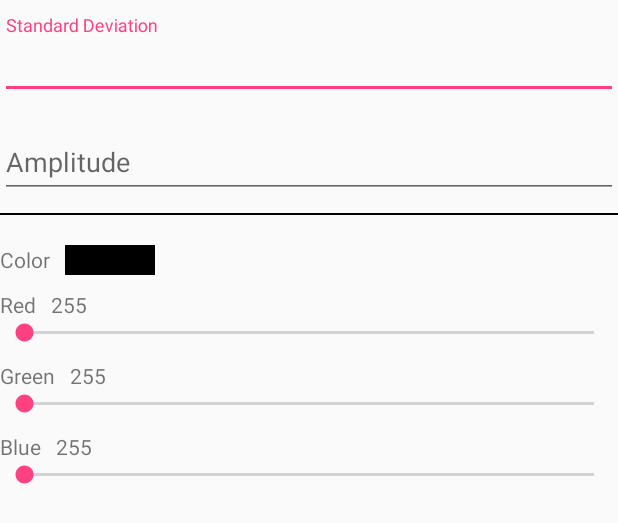
After one commit to 0la0/parameterControl, an Android app: the layout space_preset_dialog.xml on its own in the app's theme, with its tools: preview values and no code run, on a phone screen of 412 x 824 dp. The commit adds this screen. Shown: the top 523 px of the screen. Run offline under Robolectric (Android 15) with nearby library versions, the phone set to English and light mode, and no system bars.

Commit message:
adding dialog for saving space presets

```diff
--- a/app/src/main/java/etc/a0la0/osccontroller/app/ui/parameterspace/PresetLocationView.java
+++ b/app/src/main/java/etc/a0la0/osccontroller/app/ui/parameterspace/PresetLocationView.java
@@ -29,6 +29,7 @@ public class PresetLocationView extends FrameLayout {
 
     interface EventDelegate {
         void onNewPosition();
+        void onOpenEdit();
     }
 
     public PresetLocationView(Context context) {
@@ -65,9 +66,10 @@ public class PresetLocationView extends FrameLayout {
 
     @OnLongClick(R.id.presetIcon)
     public boolean onLongClick() {
-        if (isMoving) {
+        if (isMoving || eventDelegate == null) {
             return false;
         }
+        eventDelegate.onOpenEdit();
         return true;
     }
 
--- /dev/null
+++ b/app/src/main/res/layout/space_preset_dialog.xml
@@ -0,0 +1,157 @@
+<?xml version="1.0" encoding="utf-8"?>
+<LinearLayout xmlns:android="http://schemas.android.com/apk/res/android"
+    xmlns:tools="http://schemas.android.com/tools"
+    android:orientation="vertical"
+    android:layout_width="match_parent"
+    android:layout_height="match_parent">
+
+    <android.support.design.widget.TextInputLayout
+        android:layout_width="match_parent"
+        android:layout_height="wrap_content"
+        android:layout_marginTop="10dp" >
+
+        <EditText
+            android:id="@+id/standardDeviationTextField"
+            android:layout_width="match_parent"
+            android:layout_height="wrap_content"
+            android:imeOptions="actionDone"
+            android:inputType="numberDecimal"
+            android:textCursorDrawable="@null"
+            android:hint="@string/standard_deviation"/>
+    </android.support.design.widget.TextInputLayout>
+
+    <android.support.design.widget.TextInputLayout
+        android:layout_width="match_parent"
+        android:layout_height="wrap_content"
+        android:layout_marginTop="10dp" >
+
+        <EditText
+            android:id="@+id/amplitudeTextField"
+            android:layout_width="match_parent"
+            android:layout_height="wrap_content"
+            android:imeOptions="actionDone"
+            android:inputType="numberDecimal"
+            android:textCursorDrawable="@null"
+            android:hint="@string/amplitude"/>
+    </android.support.design.widget.TextInputLayout>
+
+    <!-- ************************* -->
+
+    <View
+        android:layout_width="wrap_content"
+        android:layout_height="1dp"
+        android:layout_marginTop="10dp"
+        android:background="@color/black" />
+
+    <!-- ************************* -->
+
+    <LinearLayout
+        android:layout_width="match_parent"
+        android:layout_height="wrap_content"
+        android:layout_marginTop="20dp"
+        android:orientation="horizontal">
+
+        <TextView
+            android:layout_width="wrap_content"
+            android:layout_height="wrap_content"
+            android:layout_marginEnd="10dp"
+            android:text="@string/color"/>
+
+        <View
+            android:id="@+id/colorBar"
+            android:layout_width="60dp"
+            android:layout_height="20dp"
+            android:background="@color/black" />
+
+    </LinearLayout>
+
+
+    <LinearLayout
+        android:layout_width="match_parent"
+        android:layout_height="wrap_content"
+        android:layout_marginTop="10dp"
+        android:orientation="horizontal">
+
+        <TextView
+            android:layout_width="wrap_content"
+            android:layout_height="wrap_content"
+            android:layout_marginEnd="10dp"
+            android:text="@string/red"/>
+
+        <TextView
+            android:id="@+id/seekBarRedTextView"
+            android:layout_width="wrap_content"
+            android:layout_height="wrap_content"
+            tools:text="255"/>
+
+    </LinearLayout>
+
+
+
+    <android.support.v7.widget.AppCompatSeekBar
+        android:id="@+id/seekBarRed"
+        android:layout_width="match_parent"
+        android:layout_height="wrap_content"
+        android:max="255" />
+
+
+
+    <LinearLayout
+        android:layout_width="match_parent"
+        android:layout_height="wrap_content"
+        android:layout_marginTop="10dp"
+        android:orientation="horizontal">
+
+        <TextView
+            android:layout_width="wrap_content"
+            android:layout_height="wrap_content"
+            android:layout_marginEnd="10dp"
+            android:text="@string/green"/>
+
+        <TextView
+            android:id="@+id/seekBarGreenTextView"
+            android:layout_width="wrap_content"
+            android:layout_height="wrap_content"
+            tools:text="255"/>
+
+    </LinearLayout>
+
+
+
+    <android.support.v7.widget.AppCompatSeekBar
+        android:id="@+id/seekBarGreen"
+        android:layout_width="match_parent"
+        android:layout_height="wrap_content"
+        android:max="255" />
+
+
+
+    <LinearLayout
+        android:layout_width="match_parent"
+        android:layout_height="wrap_content"
+        android:layout_marginTop="10dp"
+        android:orientation="horizontal">
+
+        <TextView
+            android:layout_width="wrap_content"
+            android:layout_height="wrap_content"
+            android:layout_marginEnd="10dp"
+            android:text="@string/blue"/>
+
+        <TextView
+            android:id="@+id/seekBarBlueTextView"
+            android:layout_width="wrap_content"
+            android:layout_height="wrap_content"
+            tools:text="255"/>
+
+    </LinearLayout>
+
+
+
+    <android.support.v7.widget.AppCompatSeekBar
+        android:id="@+id/seekBarBlue"
+        android:layout_width="match_parent"
+        android:layout_height="wrap_content"
+        android:max="255" />
+
+</LinearLayout>
--- a/app/src/main/res/values/strings.xml
+++ b/app/src/main/res/values/strings.xml
@@ -3,6 +3,7 @@
 
     <!-- General -->
     <string name="ok">OK</string>
+    <string name="cancel">Cancel</string>
 
     <!-- Intent Extras -->
     <string name="option_id">OPTION_ID</string>
@@ -22,5 +23,11 @@
 
     <!-- Parameter Space Activity -->
     <string name="parameter_space">Parameter Space</string>
+    <string name="standard_deviation">Standard Deviation</string>
+    <string name="amplitude">Amplitude</string>
+    <string name="color">Color</string>
+    <string name="red">Red</string>
+    <string name="green">Green</string>
+    <string name="blue">Blue</string>
 
 </resources>
```
Also changed, not shown: app/src/main/java/etc/a0la0/osccontroller/app/ui/parameterspace/EditSpaceView.java (+0 -13 lines), app/src/main/java/etc/a0la0/osccontroller/app/ui/parameterspace/PresetEditDialogView.java (added, +113 -0 lines), app/src/main/java/etc/a0la0/osccontroller/app/ui/parameterspace/SpaceActivity.java (+32 -1 lines).
